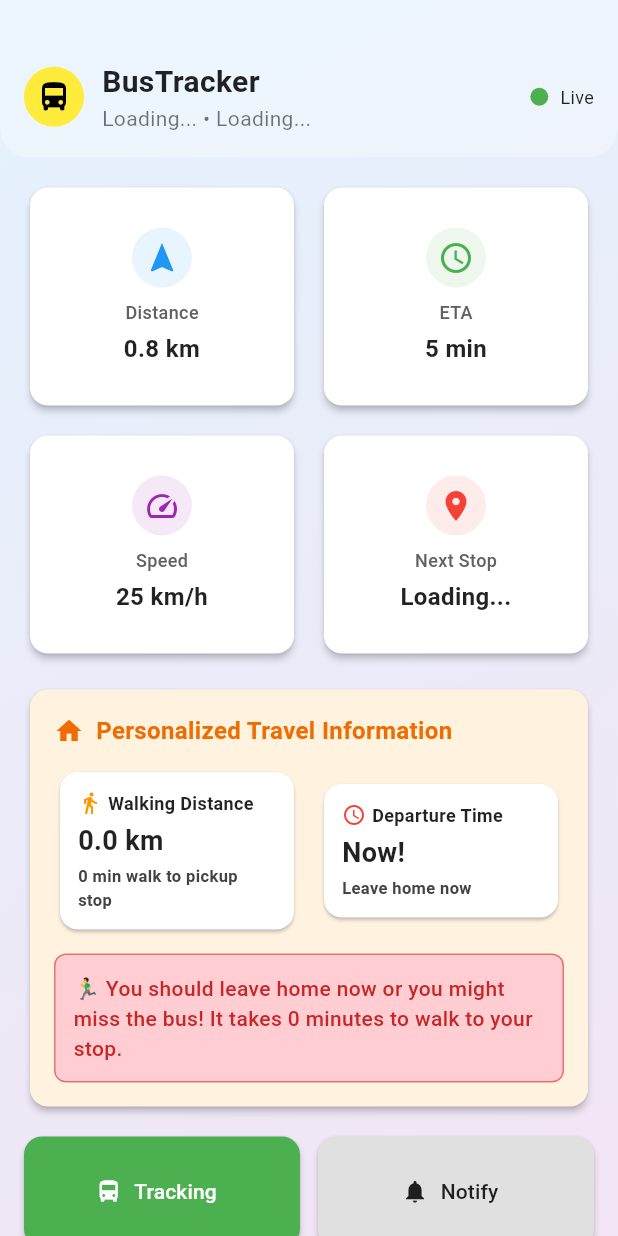
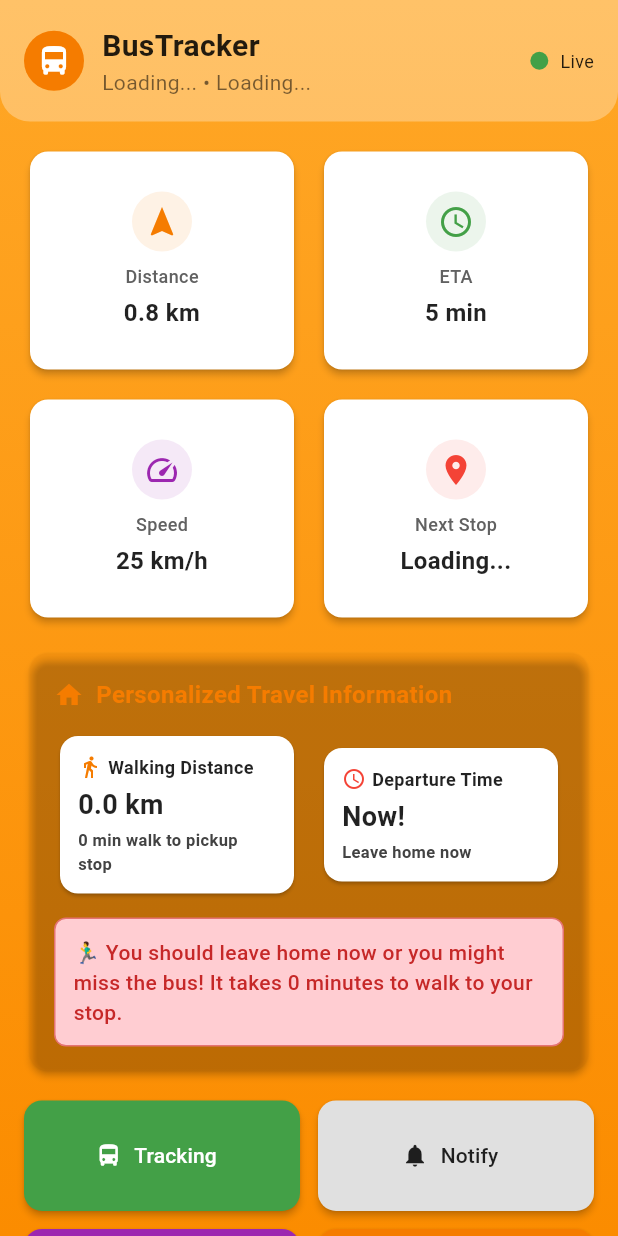
Before and after one commit to yovannychiquiza/tag_mobile, a Flutter app: the AdvancedTrackerPage screen opened directly, on a phone screen of 412 x 824 dp. Run offline on Flutter 3.47's test engine with Material 3 defaults, Android fonts, the light colour scheme and no system bars; our stand-ins replace flutter_map, geolocator, latlong2, package_info_plus, permission_handler, shared_preferences; accounts and stored records are empty; network calls fail.

Commit message:
Refactor AdvancedTrackerPage to utilize AppColors for consistent theming and improve readability

```diff
--- a/lib/pages/advanced_tracker_page.dart
+++ b/lib/pages/advanced_tracker_page.dart
@@ -7,6 +7,7 @@ import 'dart:math';
 import '../services/api_service.dart';
 import '../services/user_settings_service.dart';
 import '../services/routes_service.dart';
+import '../theme/app_colors.dart';
 
 class AdvancedTrackerPage extends StatefulWidget {
   const AdvancedTrackerPage({super.key});
@@ -455,20 +456,13 @@ class _AdvancedTrackerPageState extends State<AdvancedTrackerPage> {
     return Scaffold(
       body: Container(
         decoration: const BoxDecoration(
-          gradient: LinearGradient(
-            begin: Alignment.topLeft,
-            end: Alignment.bottomRight,
-            colors: [
-              Color(0xFFE3F2FD), // Light blue
-              Color(0xFFF3E5F5), // Light purple
-            ],
-          ),
+          gradient: AppColors.primaryGradient,
         ),
         child: Column(
           children: [
             // Header
             Container(
-              padding: const EdgeInsets.only(top: 40, left: 16, right: 16, bottom: 16),
+              padding: const EdgeInsets.only(top: 16, left: 16, right: 16, bottom: 16),
               decoration: BoxDecoration(
                 color: Colors.white.withOpacity(0.3),
                 borderRadius: const BorderRadius.only(
@@ -483,10 +477,10 @@ class _AdvancedTrackerPageState extends State<AdvancedTrackerPage> {
                       Container(
                         padding: const EdgeInsets.all(8),
                         decoration: const BoxDecoration(
-                          color: Colors.yellow,
+                          color: AppColors.primary,
                           shape: BoxShape.circle,
                         ),
-                        child: const Icon(Icons.directions_bus, color: Colors.black),
+                        child: const Icon(Icons.directions_bus, color: Colors.white),
                       ),
                       const SizedBox(width: 12),
                       Expanded(
@@ -517,7 +511,7 @@ class _AdvancedTrackerPageState extends State<AdvancedTrackerPage> {
                             width: 12,
                             height: 12,
                             decoration: BoxDecoration(
-                              color: _isTracking ? Colors.green : Colors.grey,
+                              color: _isTracking ? AppColors.secondary : Colors.grey,
                               shape: BoxShape.circle,
                             ),
                           ),
@@ -603,13 +597,13 @@ class _AdvancedTrackerPageState extends State<AdvancedTrackerPage> {
           icon: Icons.navigation,
           label: 'Distance',
           value: '${_busData.distance.toStringAsFixed(1)} km',
-          color: Colors.blue,
+          color: AppColors.primary,
         ),
         _buildStatusCard(
           icon: Icons.schedule,
           label: 'ETA',
           value: '${_busData.eta} min',
-          color: Colors.green,
+          color: AppColors.secondary,
         ),
         _buildStatusCard(
           icon: Icons.speed,
@@ -688,7 +682,7 @@ class _AdvancedTrackerPageState extends State<AdvancedTrackerPage> {
       shape: RoundedRectangleBorder(
         borderRadius: BorderRadius.circular(12),
       ),
-      color: Colors.orange.shade50,
+      color: AppColors.primary.withAlpha(26),
       child: Padding(
         padding: const EdgeInsets.all(16),
         child: Column(
@@ -696,14 +690,14 @@ class _AdvancedTrackerPageState extends State<AdvancedTrackerPage> {
           children: [
             Row(
               children: [
-                Icon(Icons.home, color: Colors.orange.shade800, size: 20),
+                Icon(Icons.home, color: AppColors.primary, size: 20),
                 const SizedBox(width: 8),
                 Text(
                   'Personalized Travel Information',
                   style: TextStyle(
                     fontSize: 16,
                     fontWeight: FontWeight.bold,
-                    color: Colors.orange.shade800,
+                    color: AppColors.primary,
                   ),
                 ),
               ],
@@ -717,7 +711,7 @@ class _AdvancedTrackerPageState extends State<AdvancedTrackerPage> {
                     label: 'Walking Distance',
                     value: '${_personalizedETA.homeToStop} km',
                     subtitle: '${_personalizedETA.walkingTime} min walk to pickup stop',
-                    color: Colors.orange,
+                    color: AppColors.primary,
                   ),
                 ),
                 const SizedBox(width: 12),
@@ -839,7 +833,7 @@ class _AdvancedTrackerPageState extends State<AdvancedTrackerPage> {
       shape: RoundedRectangleBorder(
         borderRadius: BorderRadius.circular(12),
       ),
-      color: Colors.blue.shade50,
+      color: AppColors.primary.withAlpha(26),
       child: Padding(
         padding: const EdgeInsets.all(16),
         child: Column(
@@ -847,14 +841,14 @@ class _AdvancedTrackerPageState extends State<AdvancedTrackerPage> {
           children: [
             Row(
               children: [
-                Icon(Icons.home, color: Colors.blue.shade800, size: 20),
+                Icon(Icons.home, color: AppColors.primary, size: 20),
                 const SizedBox(width: 8),
                 Text(
                   'Get Personalized Tracking',
                   style: TextStyle(
                     fontSize: 16,
                     fontWeight: FontWeight.bold,
-                    color: Colors.blue.shade800,
+                    color: AppColors.primary,
                   ),
                 ),
               ],
@@ -863,7 +857,7 @@ class _AdvancedTrackerPageState extends State<AdvancedTrackerPage> {
             const Text(
               'Configure your home location and pickup stop in Settings to get personalized travel times and alerts.',
               style: TextStyle(
-                color: Color(0xFF1976D2), // Fixed blue[700]
+                color: AppColors.primary,
                 fontSize: 14,
                 fontWeight: FontWeight.w500,
               ),
@@ -873,9 +867,9 @@ class _AdvancedTrackerPageState extends State<AdvancedTrackerPage> {
               crossAxisAlignment: CrossAxisAlignment.start,
               children: [
                 if (_userSettings?.homeLat == null)
-                  const Text('• Set your home coordinates', style: TextStyle(fontSize: 12, color: Color(0xFF1E88E5), fontWeight: FontWeight.w500)),
+                  const Text('• Set your home coordinates', style: TextStyle(fontSize: 12, color: AppColors.primary, fontWeight: FontWeight.w500)),
                 if (_userSettings?.pickupStopId == null)
-                  const Text('• Choose your pickup stop', style: TextStyle(fontSize: 12, color: Color(0xFF1E88E5), fontWeight: FontWeight.w500)),
+                  const Text('• Choose your pickup stop', style: TextStyle(fontSize: 12, color: AppColors.primary, fontWeight: FontWeight.w500)),
               ],
             ),
           ],
@@ -907,7 +901,7 @@ class _AdvancedTrackerPageState extends State<AdvancedTrackerPage> {
           icon: Icon(_isTracking ? Icons.directions_bus : Icons.play_arrow),
           label: Text(_isTracking ? 'Tracking' : 'Start Track'),
           style: ElevatedButton.styleFrom(
-            backgroundColor: _isTracking ? Colors.green : const Color(0xFFE0E0E0),
+            backgroundColor: _isTracking ? AppColors.secondary : const Color(0xFFE0E0E0),
             foregroundColor: _isTracking ? Colors.white : Colors.black87,
             elevation: 2,
             shape: RoundedRectangleBorder(
@@ -924,7 +918,7 @@ class _AdvancedTrackerPageState extends State<AdvancedTrackerPage> {
           icon: const Icon(Icons.notifications),
           label: const Text('Notify'),
           style: ElevatedButton.styleFrom(
-            backgroundColor: _notifications ? Colors.blue : const Color(0xFFE0E0E0),
+            backgroundColor: _notifications ? AppColors.primary : const Color(0xFFE0E0E0),
             foregroundColor: _notifications ? Colors.white : Colors.black87,
             elevation: 2,
             shape: RoundedRectangleBorder(
@@ -961,7 +955,7 @@ class _AdvancedTrackerPageState extends State<AdvancedTrackerPage> {
           icon: Icon(_centerOnBus ? Icons.my_location : Icons.location_disabled),
           label: Text(_centerOnBus ? 'Centered' : 'Free Move'),
           style: ElevatedButton.styleFrom(
-            backgroundColor: _centerOnBus ? Colors.orange : const Color(0xFFE0E0E0),
+            backgroundColor: _centerOnBus ? AppColors.primary : const Color(0xFFE0E0E0),
             foregroundColor: _centerOnBus ? Colors.white : Colors.black87,
             elevation: 2,
             shape: RoundedRectangleBorder(
@@ -1009,7 +1003,7 @@ class _AdvancedTrackerPageState extends State<AdvancedTrackerPage> {
                     width: 12,
                     height: 12,
                     decoration: const BoxDecoration(
-                      color: Colors.green,
+                      color: AppColors.secondary,
                       shape: BoxShape.circle,
                     ),
                   ),
@@ -1048,7 +1042,7 @@ class _AdvancedTrackerPageState extends State<AdvancedTrackerPage> {
                         point: _busData.busPos,
                         child: Container(
                           decoration: const BoxDecoration(
-                            color: Colors.green,
+                            color: AppColors.secondary,
                             shape: BoxShape.circle,
                             boxShadow: [
                               BoxShadow(
@@ -1073,7 +1067,7 @@ class _AdvancedTrackerPageState extends State<AdvancedTrackerPage> {
                         point: LatLng(_userSettings!.homeLat!, _userSettings!.homeLng!),
                         child: Container(
                           decoration: const BoxDecoration(
-                            color: Color.fromARGB(255, 235, 165, 59),
+                            color: AppColors.primary,
                             shape: BoxShape.circle,
                             boxShadow: [
                               BoxShadow(
@@ -1144,7 +1138,7 @@ class _AdvancedTrackerPageState extends State<AdvancedTrackerPage> {
                                       children: [
                                         Icon(
                                           Icons.circle,
-                                          color: isUserPickupStop ?  const Color.fromARGB(255, 235, 165, 59) : const Color.fromARGB(255, 225, 112, 104),
+                                          color: isUserPickupStop ? AppColors.primary : Colors.red,
                                           size: isUserPickupStop ? 27 : 25,
                                         ),
                                         Icon(
@@ -1167,7 +1161,7 @@ class _AdvancedTrackerPageState extends State<AdvancedTrackerPage> {
                     polylines: [
                       Polyline(
                         points: _routePoints.map((point) => LatLng(point.latitude, point.longitude)).toList(),
-                        color: const Color.fromARGB(204, 107, 115, 201), // Blue route line
+                        color: AppColors.primary.withAlpha(204),
                         strokeWidth: 7,
                       ),
                     ],
@@ -1219,7 +1213,7 @@ class _AdvancedTrackerPageState extends State<AdvancedTrackerPage> {
                   Container(
                     padding: const EdgeInsets.symmetric(horizontal: 8, vertical: 4),
                     decoration: BoxDecoration(
-                      color: const Color.fromARGB(255, 76, 175, 80),
+                      color: AppColors.secondary,
                       borderRadius: BorderRadius.circular(12),
                     ),
                     child: const Row(
@@ -1282,10 +1276,10 @@ class _AdvancedTrackerPageState extends State<AdvancedTrackerPage> {
                                   height: 20,
                                   decoration: BoxDecoration(
                                     color: isClosest
-                                        ? const Color.fromARGB(255, 76, 175, 80)
+                                        ? AppColors.secondary
                                         : (isUserPickup
-                                            ? const Color.fromARGB(255, 235, 165, 59)
-                                            : const Color.fromARGB(255, 225, 112, 104)),
+                                            ? AppColors.primary
+                                            : Colors.red),
                                     shape: BoxShape.circle,
                                     border: Border.all(
                                       color: Colors.white,
@@ -1309,7 +1303,7 @@ class _AdvancedTrackerPageState extends State<AdvancedTrackerPage> {
                                   Expanded(
                                     child: Container(
                                       width: 4,
-                                      color: const Color.fromARGB(204, 107, 115, 201),
+                                      color: AppColors.primary.withAlpha(204),
                                     ),
                                   ),
                               ],
@@ -1328,7 +1322,7 @@ class _AdvancedTrackerPageState extends State<AdvancedTrackerPage> {
                                   style: TextStyle(
                                     fontSize: 16,
                                     fontWeight: isClosest ? FontWeight.bold : FontWeight.w500,
-                                    color: isClosest ? const Color.fromARGB(255, 76, 175, 80) : Colors.black87,
+                                    color: isClosest ? AppColors.secondary : Colors.black87,
                                   ),
                                 ),
                                 if (isClosest)
@@ -1336,7 +1330,7 @@ class _AdvancedTrackerPageState extends State<AdvancedTrackerPage> {
                                     margin: const EdgeInsets.only(top: 4),
                                     padding: const EdgeInsets.symmetric(horizontal: 8, vertical: 2),
                                     decoration: BoxDecoration(
-                                      color: const Color.fromARGB(255, 76, 175, 80),
+                                      color: AppColors.secondary,
                                       borderRadius: BorderRadius.circular(4),
                                     ),
                                     child: const Text(
@@ -1353,7 +1347,7 @@ class _AdvancedTrackerPageState extends State<AdvancedTrackerPage> {
                                     margin: const EdgeInsets.only(top: 4),
                                     padding: const EdgeInsets.symmetric(horizontal: 8, vertical: 2),
                                     decoration: BoxDecoration(
-                                      color: const Color.fromARGB(255, 235, 165, 59),
+                                      color: AppColors.primary,
                                       borderRadius: BorderRadius.circular(4),
                                     ),
                                     child: const Text(
--- a/lib/theme/app_colors.dart
+++ b/lib/theme/app_colors.dart
@@ -7,9 +7,17 @@ class AppColors {
 
   static const Color secondary = Color(0xFF43A047); // Green
 
+  static const Color background = Color(0xFFFFF3E0); // Light orange background
+
   static const LinearGradient primaryGradient = LinearGradient(
     colors: [primaryLight, primaryDark],
     begin: Alignment.topCenter,
     end: Alignment.bottomCenter,
   );
+
+  static const LinearGradient lightPrimaryGradient = LinearGradient(
+    colors: [Color(0xFFFFF3E0), Color(0xFFFFFFFF)], // Light orange to white
+    begin: Alignment.topCenter,
+    end: Alignment.bottomCenter,
+  );
 }
```
